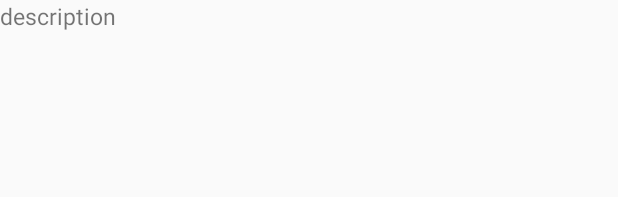
After one commit to chaeniiz/github-api-practice, an Android app: the layout item_stargazer_description.xml on its own in the app's theme, with its tools: preview values and no code run, on a phone screen of 412 x 824 dp. The commit adds this screen. Shown: the top 197 px of the screen. Run offline under Robolectric (Android 15) with nearby library versions, the phone set to English and light mode, and no system bars.

Commit message:
StargzazerDescriptionViewHolder 추가하고 StargazerViewType 구분하여 name 아래에 description 출력

```diff
--- a/app/build.gradle
+++ b/app/build.gradle
@@ -34,6 +34,7 @@ dependencies {
     implementation "com.squareup.okhttp3:okhttp:3.10.0"
     implementation "com.squareup.okhttp3:logging-interceptor:3.10.0"
     implementation "javax.inject:javax.inject:1"
+    implementation "com.github.bumptech.glide:glide:4.7.1"
     testImplementation 'junit:junit:4.12'
     androidTestImplementation 'com.android.support.test:runner:1.0.2'
     androidTestImplementation 'com.android.support.test.espresso:espresso-core:3.0.2'
--- a/app/src/main/java/com/chaeniiz/githubapipractice/ApiService.kt
+++ b/app/src/main/java/com/chaeniiz/githubapipractice/ApiService.kt
@@ -6,7 +6,7 @@ import retrofit2.http.Path
 
 interface ApiService {
     @GET("/users/{username}/repos")
-
-    fun getStargazerName(
-            @Path("username") username: String): Call<ArrayList<Stargazer>>
+    fun getStargazer(
+            @Path("username") username: String
+    ): Call<ArrayList<Stargazer>>
 }
--- a/app/src/main/java/com/chaeniiz/githubapipractice/Stargazer.kt
+++ b/app/src/main/java/com/chaeniiz/githubapipractice/Stargazer.kt
@@ -1,5 +1,9 @@
 package com.chaeniiz.githubapipractice
 
+import com.chaeniiz.githubapipractice.viewholder.StargazerViewType
+
 data class Stargazer (
-    val name: String
+    val name: String,
+    val description: String,
+    val type: StargazerViewType
 )
--- /dev/null
+++ b/app/src/main/java/com/chaeniiz/githubapipractice/viewholder/StargazerViewType.kt
@@ -0,0 +1,6 @@
+package com.chaeniiz.githubapipractice.viewholder
+
+enum class StargazerViewType(val typeValue: Int) {
+    NAME(0),
+    DESCRIPTION(1)
+}
--- /dev/null
+++ b/app/src/main/res/layout/item_stargazer_description.xml
@@ -0,0 +1,13 @@
+<?xml version="1.0" encoding="utf-8"?>
+<LinearLayout xmlns:android="http://schemas.android.com/apk/res/android"
+    android:layout_width="match_parent"
+    android:layout_height="50dp">
+
+    <TextView
+        android:id="@+id/tvDescription"
+        android:layout_width="wrap_content"
+        android:layout_height="wrap_content"
+        android:textSize="15sp"
+        android:text="description" />
+
+</LinearLayout>
```
Also changed, not shown: app/src/main/java/com/chaeniiz/githubapipractice/MainActivity.kt (+7 -3 lines), app/src/main/java/com/chaeniiz/githubapipractice/StargazerAdapter.kt (+40 -18 lines), app/src/main/java/com/chaeniiz/githubapipractice/viewholder/StargazerDescriptionViewHolder.kt (added, +23 -0 lines), app/src/main/java/com/chaeniiz/githubapipractice/viewholder/StargazerNameViewHolder.kt (added, +19 -0 lines), app/src/main/res/layout/item_stargazer_avatar.xml (added, +12 -0 lines).
